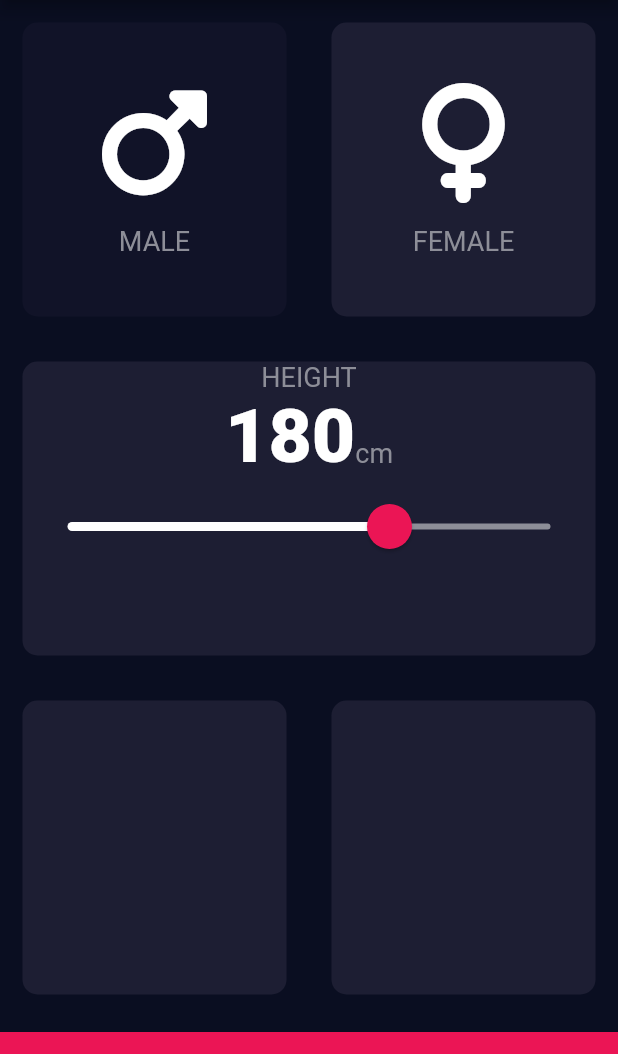
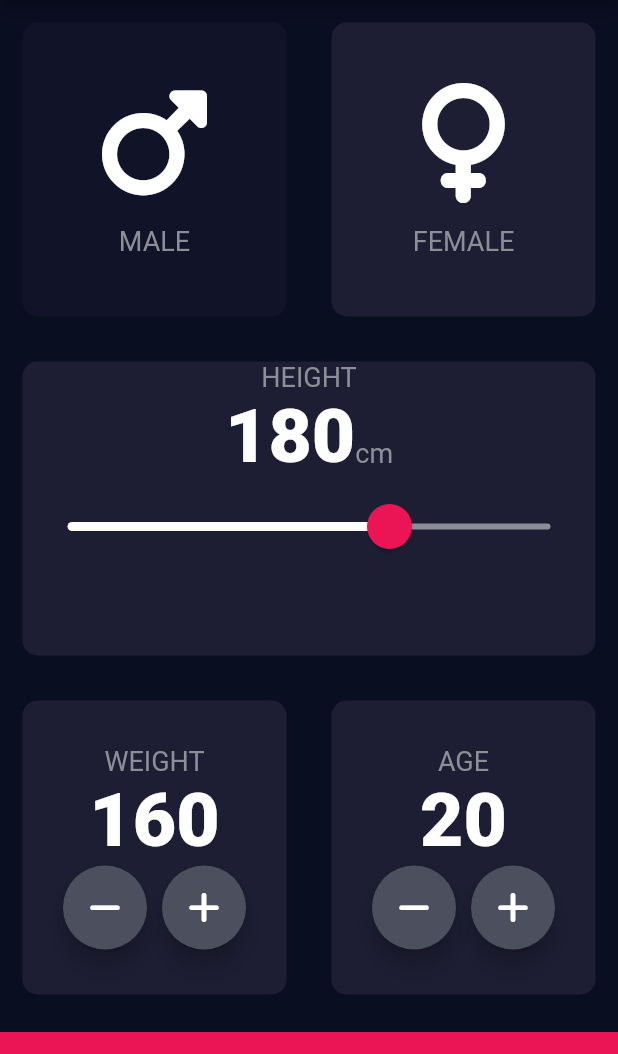
Before and after one commit to bahrulhikmi/bpm-flutter, a Flutter app: the screen it shows after launch, on a phone screen of 412 x 824 dp, the part 84-1138 px from its top. Run offline on Flutter 3.47's test engine with Material 2 defaults, Android fonts, the phone set to English and light mode, and no system bars; our stand-ins replace font_awesome_flutter.

Commit message:
Update input_page.dart

```diff
--- a/lib/input_page.dart
+++ b/lib/input_page.dart
@@ -15,6 +15,8 @@ class InputPage extends StatefulWidget {
 class _InputPageState extends State<InputPage> {
   Gender selectedGender = Gender.FEMALE;
   int height = 180;
+  int weight = 160;
+  int age = 20;
 
   @override
   Widget build(BuildContext context) {
@@ -86,7 +88,7 @@ class _InputPageState extends State<InputPage> {
                   ),
                   SliderTheme(
                     data: SliderTheme.of(context).copyWith(
-                      inactiveTrackColor: Color(0xFF8D8E98),
+                        inactiveTrackColor: Color(0xFF8D8E98),
                         activeTrackColor: Colors.white,
                         thumbColor: Color(0xFFEB1555),
                         overlayColor: Color(0x29EB1555),
@@ -110,8 +112,85 @@ class _InputPageState extends State<InputPage> {
             Expanded(
                 child: Row(
               children: <Widget>[
-                Expanded(child: ReusableCard()),
-                Expanded(child: ReusableCard()),
+                Expanded(
+                    child: ReusableCard(
+                  cardChild: Column(
+                    mainAxisAlignment: MainAxisAlignment.center,
+                    children: [
+                      Text(
+                        'WEIGHT',
+                        style: kLabelTextStyle,
+                      ),
+                      Text(
+                        weight.toString(),
+                        style: kNumberTextStle,
+                      ),
+                      Row(
+                        mainAxisAlignment: MainAxisAlignment.center,
+                        children: [
+                          RoundIconButton(
+                            icon: FontAwesomeIcons.minus,
+                            onPressed: () {
+                              setState(() {
+                                weight--;
+                              });
+                            },
+                          ),
+                          SizedBox(
+                            width: 10.0,
+                          ),
+                          RoundIconButton(
+                            icon: FontAwesomeIcons.plus,
+                            onPressed: () {
+                              setState(() {
+                                weight++;
+                              });
+                            },
+                          ),
+                        ],
+                      )
+                    ],
+                  ),
+                )),
+                Expanded(child: ReusableCard(
+                  cardChild: Column(
+                    mainAxisAlignment: MainAxisAlignment.center,
+                    children: [
+                      Text(
+                        'AGE',
+                        style: kLabelTextStyle,
+                      ),
+                      Text(
+                        age.toString(),
+                        style: kNumberTextStle,
+                      ),
+                      Row(
+                        mainAxisAlignment: MainAxisAlignment.center,
+                        children: [
+                          RoundIconButton(
+                            icon: FontAwesomeIcons.minus,
+                            onPressed: () {
+                              setState(() {
+                                age --;
+                              });
+                            },
+                          ),
+                          SizedBox(
+                            width: 10.0,
+                          ),
+                          RoundIconButton(
+                            icon: FontAwesomeIcons.plus,
+                            onPressed: () {
+                              setState(() {
+                                age++;
+                              });
+                            },
+                          ),
+                        ],
+                      )
+                    ],
+                  ),
+                )),
               ],
             )),
             Container(
@@ -124,3 +203,24 @@ class _InputPageState extends State<InputPage> {
         ));
   }
 }
+
+class RoundIconButton extends StatelessWidget {
+  const RoundIconButton({required this.icon, this.onPressed});
+
+  final Function? onPressed;
+  final IconData icon;
+
+  @override
+  Widget build(BuildContext context) {
+    return RawMaterialButton(
+      child: Icon(icon),
+      elevation: 6.0,
+      constraints: BoxConstraints.tightFor(width: 56.0, height: 56.0),
+      onPressed: () {
+        onPressed?.call();
+      },
+      shape: CircleBorder(),
+      fillColor: Color(0xFF4C4F5E),
+    );
+  }
+}
```
